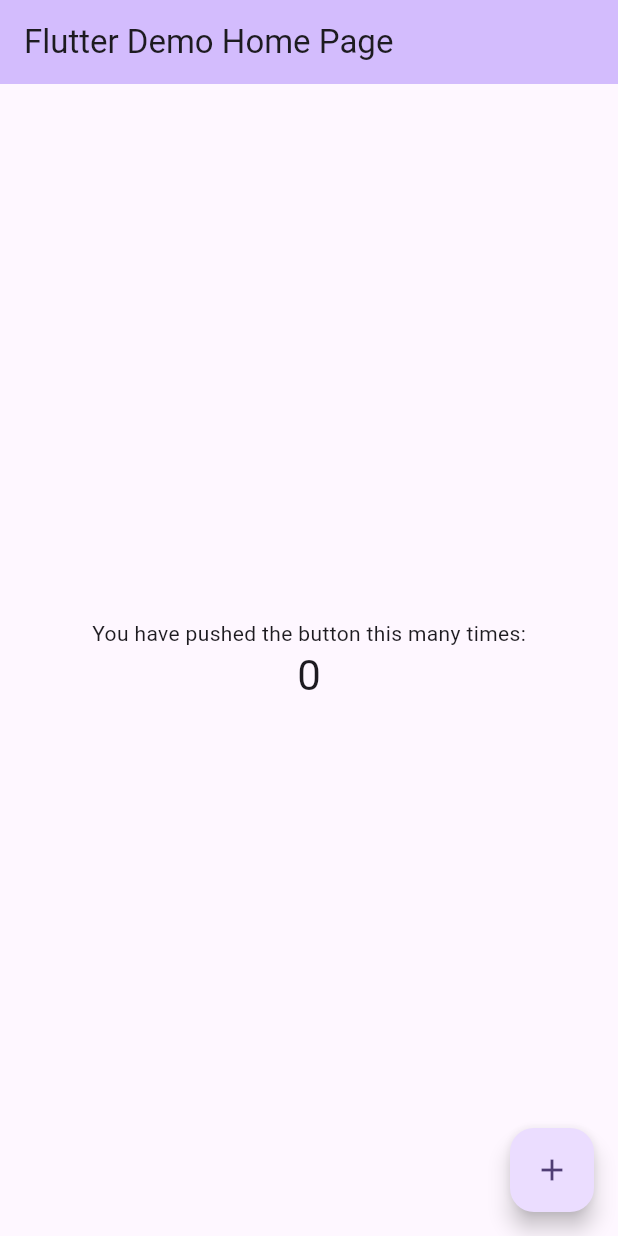
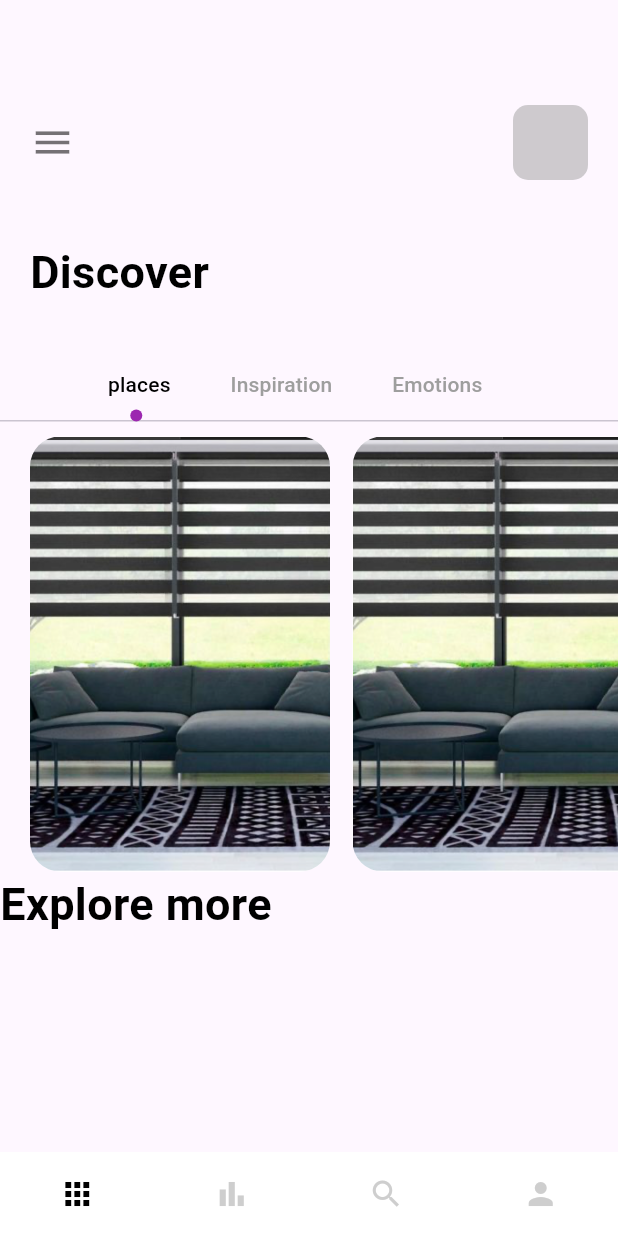
Before and after one commit to Charlymtz/Magicblindsmovil, a Flutter app: the screen it shows after launch, on a phone screen of 412 x 824 dp. Run offline on Flutter 3.47's test engine with Material 3 defaults, Android fonts, the phone set to English and light mode, and no system bars.

Commit message:
Land page and others

```diff
--- a/lib/main.dart
+++ b/lib/main.dart
@@ -1,4 +1,6 @@
 import 'package:flutter/material.dart';
+import 'package:magicblinds/pages/navpages/main_page.dart';
+import 'package:magicblinds/pages/welcome_page.dart';
 
 void main() {
   runApp(const MyApp());
@@ -7,119 +9,15 @@
 class MyApp extends StatelessWidget {
   const MyApp({super.key});
 
-  // This widget is the root of your application.
   @override
   Widget build(BuildContext context) {
     return MaterialApp(
       title: 'Flutter Demo',
+      debugShowCheckedModeBanner: false,
       theme: ThemeData(
-        // This is the theme of your application.
-        //
-        // TRY THIS: Try running your application with "flutter run". You'll see
-        // the application has a purple toolbar. Then, without quitting the app,
-        // try changing the seedColor in the colorScheme below to Colors.green
-        // and then invoke "hot reload" (save your changes or press the "hot
-        // reload" button in a Flutter-supported IDE, or press "r" if you used
-        // the command line to start the app).
-        //
-        // Notice that the counter didn't reset back to zero; the application
-        // state is not lost during the reload. To reset the state, use hot
-        // restart instead.
-        //
-        // This works for code too, not just values: Most code changes can be
-        // tested with just a hot reload.
-        colorScheme: ColorScheme.fromSeed(seedColor: Colors.deepPurple),
-        useMaterial3: true,
-      ),
-      home: const MyHomePage(title: 'Flutter Demo Home Page'),
+        primarySwatch: Colors.blue,
+    ),
+    home: MainPage()
     );
   }
 }
-
-class MyHomePage extends StatefulWidget {
-  const MyHomePage({super.key, required this.title});
-
-  // This widget is the home page of your application. It is stateful, meaning
-  // that it has a State object (defined below) that contains fields that affect
-  // how it looks.
-
-  // This class is the configuration for the state. It holds the values (in this
-  // case the title) provided by the parent (in this case the App widget) and
-  // used by the build method of the State. Fields in a Widget subclass are
-  // always marked "final".
-
-  final String title;
-
-  @override
-  State<MyHomePage> createState() => _MyHomePageState();
-}
-
-class _MyHomePageState extends State<MyHomePage> {
-  int _counter = 0;
-
-  void _incrementCounter() {
-    setState(() {
-      // This call to setState tells the Flutter framework that something has
-      // changed in this State, which causes it to rerun the build method below
-      // so that the display can reflect the updated values. If we changed
-      // _counter without calling setState(), then the build method would not be
-      // called again, and so nothing would appear to happen.
-      _counter++;
-    });
-  }
-
-  @override
-  Widget build(BuildContext context) {
-    // This method is rerun every time setState is called, for instance as done
-    // by the _incrementCounter method above.
-    //
-    // The Flutter framework has been optimized to make rerunning build methods
-    // fast, so that you can just rebuild anything that needs updating rather
-    // than having to individually change instances of widgets.
-    return Scaffold(
-      appBar: AppBar(
-        // TRY THIS: Try changing the color here to a specific color (to
-        // Colors.amber, perhaps?) and trigger a hot reload to see the AppBar
-        // change color while the other colors stay the same.
-        backgroundColor: Theme.of(context).colorScheme.inversePrimary,
-        // Here we take the value from the MyHomePage object that was created by
-        // the App.build method, and use it to set our appbar title.
-        title: Text(widget.title),
-      ),
-      body: Center(
-        // Center is a layout widget. It takes a single child and positions it
-        // in the middle of the parent.
-        child: Column(
-          // Column is also a layout widget. It takes a list of children and
-          // arranges them vertically. By default, it sizes itself to fit its
-          // children horizontally, and tries to be as tall as its parent.
-          //
-          // Column has various properties to control how it sizes itself and
-          // how it positions its children. Here we use mainAxisAlignment to
-          // center the children vertically; the main axis here is the vertical
-          // axis because Columns are vertical (the cross axis would be
-          // horizontal).
-          //
-          // TRY THIS: Invoke "debug painting" (choose the "Toggle Debug Paint"
-          // action in the IDE, or press "p" in the console), to see the
-          // wireframe for each widget.
-          mainAxisAlignment: MainAxisAlignment.center,
-          children: <Widget>[
-            const Text(
-              'You have pushed the button this many times:',
-            ),
-            Text(
-              '$_counter',
-              style: Theme.of(context).textTheme.headlineMedium,
-            ),
-          ],
-        ),
-      ),
-      floatingActionButton: FloatingActionButton(
-        onPressed: _incrementCounter,
-        tooltip: 'Increment',
-        child: const Icon(Icons.add),
-      ), // This trailing comma makes auto-formatting nicer for build methods.
-    );
-  }
-}
--- /dev/null
+++ b/lib/pages/navpages/home_page.dart
@@ -0,0 +1,140 @@
+import 'package:flutter/cupertino.dart';
+import 'package:flutter/material.dart';
+import 'package:magicblinds/widgets/app_large_text.dart';
+
+class HomePage extends StatefulWidget {
+  const HomePage({super.key});
+
+  @override
+  State<HomePage> createState() => _HomePageState();
+}
+
+class _HomePageState extends State<HomePage> with TickerProviderStateMixin {
+  @override
+  Widget build(BuildContext context) {
+    TabController _tabController = TabController(length: 3, vsync: this);
+    return Scaffold(
+      body: Column(
+        crossAxisAlignment: CrossAxisAlignment.start,
+        children: [
+          //menu text
+          Container(
+            padding: const EdgeInsets.only(top:70, left:20),
+            child: Row(
+              children: [
+                Icon(Icons.menu, size: 30, color: Colors.black54),
+                Expanded(child: Container()),
+                Container(
+                  margin: const EdgeInsets.only(right:20),
+                  width: 50,
+                  height: 50,
+
+                  decoration: BoxDecoration(
+                    borderRadius: BorderRadius.circular(10),
+                    color: Colors.grey.withOpacity(0.5)
+                  ),
+                ),
+
+
+              ],
+            ),
+          ),
+          SizedBox(height: 40,),
+          //discover text
+          Container(
+            margin: const EdgeInsets.only(left: 20),
+            child: AppLargeText(text:"Discover"),
+          ),
+          SizedBox(height: 30,),
+          //tabbar
+          Container(
+            child: Align(
+              alignment: Alignment.centerLeft,
+              child: TabBar(
+                labelPadding: const EdgeInsets.only(left: 20, right:20),
+                controller: _tabController,
+                labelColor: Colors.black,
+                unselectedLabelColor: Colors.grey,
+                isScrollable:true,
+                indicatorSize: TabBarIndicatorSize.label,
+                indicator: CircleTabIndicator(color:Colors.purple,radius: 4 ),
+                tabs: [
+                  Tab(text: "places"),
+                  Tab(text: "Inspiration"),
+                  Tab(text: "Emotions"),
+                ],
+              ),
+            ),
+          ),
+          Container(
+            padding: const EdgeInsets.only(left:20),
+            height: 300,
+            width: double.maxFinite,
+            child: TabBarView(
+              controller: _tabController,
+              children: [
+                ListView.builder(
+                  itemCount:3,
+                  scrollDirection: Axis.horizontal,
+                  itemBuilder: (BuildContext context, int index) {
+                    return
+                      Container(
+                        margin: const EdgeInsets.only(right:15, top:10),
+                    width: 200,
+                    height: 300,
+                    decoration: BoxDecoration(
+                    borderRadius: BorderRadius.circular(20),
+                    color: Colors.white,
+                    image: DecorationImage(
+                    image: AssetImage(
+                    "img/persianas.png"
+                    ),
+                    fit: BoxFit.cover
+                    )
+                    ),
+                    );
+                  },
+
+                ),
+                Text("there"),
+                Text("bye")
+              ],
+            ),
+          ),
+          Row(
+            children: [
+              AppLargeText(text: "Explore more")
+            ],
+          )
+        ],
+      ),
+    );
+  }
+}
+class CircleTabIndicator extends Decoration{
+  final Color color;
+  double radius;
+  CircleTabIndicator({required this.color, required this.radius});
+  @override
+  BoxPainter createBoxPainter([VoidCallback? onChanged]) {
+    // TODO: implement createBoxPainter
+    return _CirclePainter(color:color, radius:radius);
+  }
+
+}
+
+class _CirclePainter extends BoxPainter{
+  final Color color;
+  double radius;
+  _CirclePainter({required this.color, required this.radius});
+
+  @override
+  void paint(Canvas canvas, Offset offset, ImageConfiguration configuration) {
+    Paint _paint = Paint();
+    _paint.color=color;
+    _paint.isAntiAlias=true;
+    final Offset circleOffset = Offset(configuration.size!.width/2 -radius/2, configuration.size!.height-radius);
+    canvas.drawCircle(offset+circleOffset, radius, _paint);
+  }
+
+}
--- /dev/null
+++ b/lib/pages/navpages/main_page.dart
@@ -0,0 +1,54 @@
+import 'package:flutter/cupertino.dart';
+import 'package:flutter/material.dart';
+import 'package:magicblinds/pages/navpages/bar_item_page.dart';
+import 'package:magicblinds/pages/navpages/home_page.dart';
+import 'package:magicblinds/pages/navpages/my_page.dart';
+import 'package:magicblinds/pages/navpages/search_page.dart';
+
+class MainPage extends StatefulWidget {
+  const MainPage({super.key});
+
+  @override
+  State<MainPage> createState() => _MainPageState();
+}
+
+class _MainPageState extends State<MainPage> {
+  List pages = [
+    HomePage(),
+    BarItemPage(),
+    SearchPage(),
+    MyPage()
+  ];
+  int currentIndex=0;
+  void onTap(int index){
+    setState(() {
+      currentIndex = index;
+    });
+  }
+  @override
+  Widget build(BuildContext context) {
+    return Scaffold(
+      backgroundColor: Colors.white,
+      body: pages[currentIndex],
+      bottomNavigationBar: BottomNavigationBar(
+        unselectedFontSize: 0,
+        selectedFontSize: 0,
+        type:BottomNavigationBarType.fixed,
+        backgroundColor: Colors.white,
+        onTap: onTap,
+        currentIndex: currentIndex,
+        selectedItemColor: Colors.black,
+        unselectedItemColor: Colors.grey.withOpacity(0.5),
+        showUnselectedLabels: false,
+        showSelectedLabels: false,
+        elevation: 0,
+        items: [
+          BottomNavigationBarItem(label:("Home"),icon: Icon(Icons.apps)),
+          BottomNavigationBarItem(label:("Bar"),icon: Icon(Icons.bar_chart_sharp)),
+          BottomNavigationBarItem(label:("Search"),icon: Icon(Icons.search)),
+          BottomNavigationBarItem(label:("My page"),icon: Icon(Icons.person)),
+        ],
+      ),
+    );
+  }
+}
--- /dev/null
+++ b/lib/widgets/app_large_text.dart
@@ -0,0 +1,25 @@
+import 'package:flutter/material.dart';
+import 'package:flutter/cupertino.dart';
+
+class AppLargeText extends StatelessWidget {
+  double size;
+  final String text;
+  final Color color;
+
+  AppLargeText({Key? key,
+    this.size = 30,
+    required this.text,
+    this.color = Colors.black}) : super(key: key);
+
+  @override
+  Widget build(BuildContext context) {
+    return Text(
+      text,
+      style: TextStyle(
+          color: color,
+          fontSize: size,
+          fontWeight: FontWeight.bold
+      ),
+    );
+  }
+}
--- a/pubspec.yaml
+++ b/pubspec.yaml
@@ -59,8 +59,8 @@ flutter:
   uses-material-design: true
 
   # To add assets to your application, add an assets section, like this:
-  # assets:
-  #   - images/a_dot_burr.jpeg
+  assets:
+    - img/
   #   - images/a_dot_ham.jpeg
 
   # An image asset can refer to one or more resolution-specific "variants", see
```
Also changed, not shown: lib/pages/navpages/bar_item_page.dart (added, +14 -0 lines), lib/pages/navpages/my_page.dart (added, +14 -0 lines), lib/pages/navpages/search_page.dart (added, +16 -0 lines), lib/pages/welcome_page.dart (added, +72 -0 lines), lib/widgets/app_text.dart (added, +24 -0 lines), lib/widgets/responsive_button.dart (added, +26 -0 lines), img/animado1.png (added), img/animado2.png (added), img/animado3.png (added), img/boton.png (added), img/persianas.png (added).
